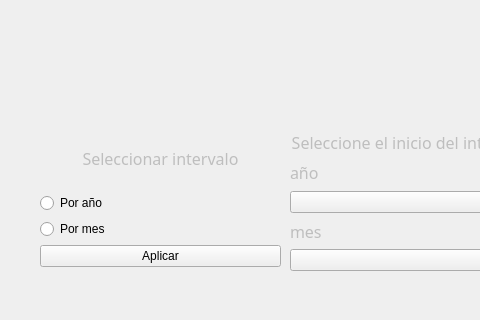
This is PROYECTOS/Python/Analizador de Datos CSV/Pruebadeproyecto/form.ui in KillahBlitz/MY-PORTFOLIO as Qt 5 draws it before an edit; both pictures show x 0 to 480 and y 400 to 720 of the 1432 by 720 pixel window. The edited form follows.
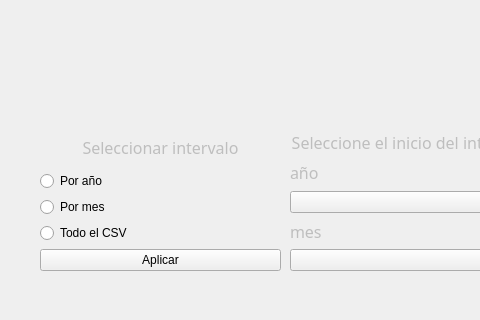
This is the edited form.

What changed in the file:
```diff
--- a/PROYECTOS/Python/Analizador de Datos CSV/Pruebadeproyecto/form.ui
+++ b/PROYECTOS/Python/Analizador de Datos CSV/Pruebadeproyecto/form.ui
@@ -233,7 +233,7 @@
      <x>40</x>
      <y>530</y>
      <width>241</width>
-     <height>141</height>
+     <height>151</height>
     </rect>
    </property>
    <widget class="QWidget" name="verticalLayoutWidget_2">
@@ -242,7 +242,7 @@
       <x>0</x>
       <y>0</y>
       <width>241</width>
-      <height>137</height>
+      <height>141</height>
      </rect>
     </property>
     <layout class="QVBoxLayout" name="verticalLayout_2">
@@ -281,6 +281,13 @@
          </property>
         </widget>
        </item>
+       <item>
+        <widget class="QRadioButton" name="radiobuttonall">
+         <property name="text">
+          <string>Todo el CSV</string>
+         </property>
+        </widget>
+       </item>
        <item>
         <widget class="QPushButton" name="buttonseleccion">
          <property name="text">
```
